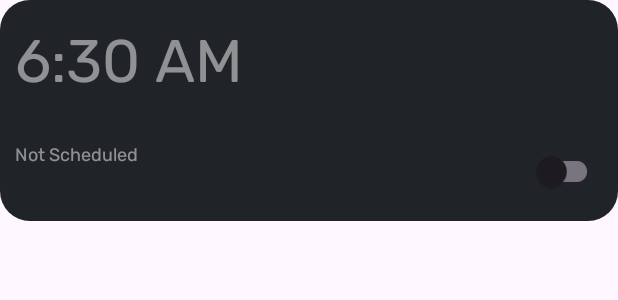
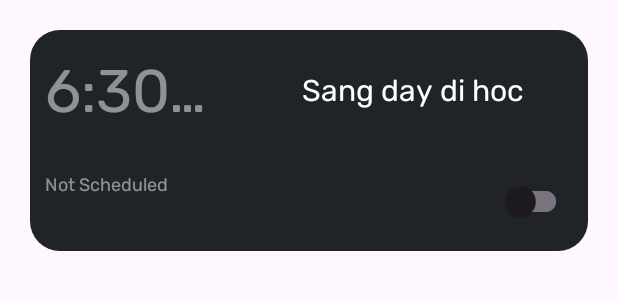
Before and after one commit to DucThanhBui/Alarm, an Android app: the layout alarm_item.xml on its own in the app's theme, with its tools: preview values and no code run, on a phone screen of 412 x 824 dp. Shown: the top 300 px of the screen. Run offline under Robolectric (Android 15) with nearby library versions, the phone set to English and light mode, and no system bars.

Commit message:
commit 2

```diff
--- a/app/src/main/AndroidManifest.xml
+++ b/app/src/main/AndroidManifest.xml
@@ -3,6 +3,7 @@
     xmlns:tools="http://schemas.android.com/tools">
 
     <application
+        android:name=".AlarmApplication"
         android:allowBackup="true"
         android:dataExtractionRules="@xml/data_extraction_rules"
         android:fullBackupContent="@xml/backup_rules"
--- a/app/src/main/java/com/example/alarmapp/data/AlarmItem.kt
+++ b/app/src/main/java/com/example/alarmapp/data/AlarmItem.kt
@@ -12,5 +12,6 @@ data class AlarmItem (
     val isVibrate: Boolean,
     val isRepeat: String,
     val deleteAfterTrigger: Boolean,
-    val content: String
+    val content: String,
+    val isEnable: Boolean,
 )
--- a/app/src/main/java/com/example/alarmapp/data/AlarmItemDao.kt
+++ b/app/src/main/java/com/example/alarmapp/data/AlarmItemDao.kt
@@ -1,5 +1,6 @@
 package com.example.alarmapp.data
 
+import androidx.lifecycle.LiveData
 import androidx.room.Dao
 import androidx.room.Delete
 import androidx.room.Insert
--- a/app/src/main/java/com/example/alarmapp/data/AlarmRoomDatabase.kt
+++ b/app/src/main/java/com/example/alarmapp/data/AlarmRoomDatabase.kt
@@ -7,7 +7,7 @@ import androidx.room.RoomDatabase
 
 @Database(
     entities = [AlarmItem::class],
-    version = 1,
+    version = 2,
     exportSchema = false
 )
 abstract class AlarmRoomDatabase : RoomDatabase() {
--- a/app/src/main/res/layout/alarm_item.xml
+++ b/app/src/main/res/layout/alarm_item.xml
@@ -12,6 +12,7 @@
         android:layout_width="match_parent"
         android:layout_height="wrap_content"
         android:gravity="center_horizontal"
+        android:layout_margin="20dp"
         android:orientation="vertical">
 
         <LinearLayout
@@ -29,11 +30,23 @@
                 android:layout_width="0dp"
                 android:layout_height="wrap_content"
                 android:layout_marginTop="@dimen/_2pxv"
-                android:layout_weight="0.86"
+                android:layout_weight="3"
                 android:ellipsize="end"
                 android:singleLine="true"
                 android:text=""
                 tools:text="@string/lbl_6_30_am" />
+
+            <TextView
+                android:id="@+id/alarmContent"
+                android:layout_width="wrap_content"
+                android:layout_height="match_parent"
+                android:layout_weight="1"
+                android:padding="10dp"
+                android:textAlignment="center"
+                android:gravity="center"
+                style="@style/txtRubikregular20"
+                tools:text="Sang day di hoc"
+                android:maxLines="2" />
         </LinearLayout>
 
         <LinearLayout
@@ -47,7 +60,7 @@
             android:orientation="horizontal">
 
             <TextView
-                android:id="@+id/txtNotscheduled"
+                android:id="@+id/txtScheduled"
                 style="@style/txtRubikregular12"
                 android:layout_width="0dp"
                 android:layout_height="match_parent"
@@ -60,7 +73,7 @@
                 tools:text="Not Scheduled" />
 
             <com.google.android.material.switchmaterial.SwitchMaterial
-                android:id="@+id/switchMaterialGroupThree"
+                android:id="@+id/isAlarmOn"
                 android:layout_width="0dp"
                 android:layout_height="match_parent"
                 android:layout_marginStart="@dimen/_181pxh"
--- a/app/src/main/res/layout/fragment_alarm.xml
+++ b/app/src/main/res/layout/fragment_alarm.xml
@@ -26,7 +26,7 @@
             android:layout_width="wrap_content"
             android:layout_height="wrap_content"
             style="?attr/floatingActionButtonLargeStyle"
-            android:src="@drawable/img_plus"
+            android:src="@drawable/baseline_add_24"
             app:borderWidth="@dimen/_36sp"
             android:elevation="0dp"
             app:layout_constraintBottom_toBottomOf="parent"
```
Also changed, not shown: app/src/main/java/com/example/alarmapp/adapter/AlarmAdapter.kt (+40 -11 lines), app/src/main/java/com/example/alarmapp/fragment/AddAlarmFragment.kt (+4 -4 lines), app/src/main/java/com/example/alarmapp/fragment/AlarmFragment.kt (+31 -1 lines), app/src/main/java/com/example/alarmapp/viewmodel/ShareViewModel.kt (+49 -12 lines).
